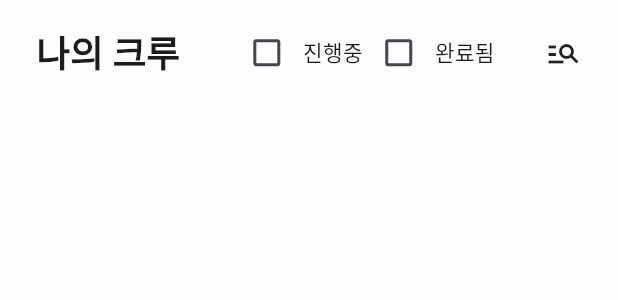
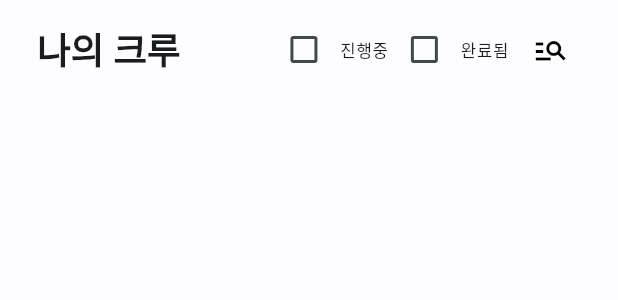
Before and after one commit to sam2244/FitweenV1, a Flutter app: the MyCrew widget shown alone on an empty page, opened directly, on a phone screen of 412 x 824 dp. Shown: the top 300 px of the screen. Run offline on Flutter 3.47's test engine with Material 2 defaults, Android fonts, the phone set to English and light mode, and no system bars; our stand-ins replace cloud_firestore, firebase_auth, firebase_core, firebase_storage, flutter_screenutil, get and 1 more; accounts and stored records are empty; network calls fail; Roboto replaces fonts that are missing (Noto_Sans_KR).

Commit message:
my page update

```diff
--- a/lib/view/page/my/widget.dart
+++ b/lib/view/page/my/widget.dart
@@ -142,27 +142,39 @@ class MyCrew extends StatefulWidget {
 }
 
 class _MyCrewState extends State<MyCrew> {
+  bool ContinueChecked = false;
+  bool DoneChecked = false;
+
   @override
   Widget build(BuildContext context) {
-    bool ContinueChecked = false;
-    bool DoneChecked = false;
 
     return GetBuilder<UserPresenter>(
         builder: (controller) {
           return Column(
             children: [
-              Row(
+              ListView(
+                scrollDirection: Axis.vertical,
+                shrinkWrap: true,
+                children: [
+                  Theme(
+                    data: Theme.of(context).copyWith(dividerColor: Colors.transparent),
+                    child: ExpansionTile(
+                      trailing: Padding(
+                          padding: EdgeInsets.only(right:8.0.w),
+                          child: const Icon(Icons.manage_search,
+                              color: Colors.black
+                          )
+                      ),
+                      title: Row(
                         mainAxisAlignment: MainAxisAlignment.spaceBetween,
                         children: [
                           Padding(
-                    padding: EdgeInsets.only(left: 24.0.h),
+                            padding: EdgeInsets.only(left: 8.0.w),
                             child: Text("나의 크루",
                               style: Theme.of(context).textTheme.headlineMedium,
                             ),
                           ),
-                  Padding(
-                    padding: EdgeInsets.all(11.0.h),
-                    child: Row(
+                          Row(
                             children: [
                               Checkbox(
                                 value: ContinueChecked,
@@ -172,7 +184,9 @@ class _MyCrewState extends State<MyCrew> {
                                   });
                                 },
                               ),
-                        const Text("진행중"),
+                              Text("진행중",
+                                style: Theme.of(context).textTheme.labelSmall,
+                              ),
                               Checkbox(
                                 value: DoneChecked,
                                 onChanged: (bool? value) {
@@ -181,16 +195,43 @@ class _MyCrewState extends State<MyCrew> {
                                   });
                                 },
                               ),
-                        const Text("완료됨")
+                              Text("완료됨",
+                                style: Theme.of(context).textTheme.labelSmall,
+                              )
                             ],
+                          ),
+                        ],
+                      ),
+                      children: <Widget>[
+                        Padding(
+                          padding: EdgeInsets.only(left: 8.0.w),
+                          child: ListTile(
+                            title: Text('기간',
+                              style: Theme.of(context).textTheme.labelSmall,
+                            ),
                           ),
                         ),
                         Padding(
-                    padding: EdgeInsets.only(right:24.0.h),
-                    child: const Icon(Icons.manage_search)
+                          padding: EdgeInsets.only(left: 8.0.w),
+                          child: ListTile(
+                            title: Text('기간',
+                              style: Theme.of(context).textTheme.labelSmall,
+                            ),
+                          ),
+                        ),
+                        Padding(
+                          padding: EdgeInsets.only(left: 8.0.w),
+                          child: ListTile(
+                            title: Text('기간',
+                              style: Theme.of(context).textTheme.labelSmall,
+                            ),
+                          ),
                         ),
                       ],
+                    ),
                   )
+                ],
+              ),
             ],
           );
         }
```
Lines whose indentation alone changed are shown as unchanged.
